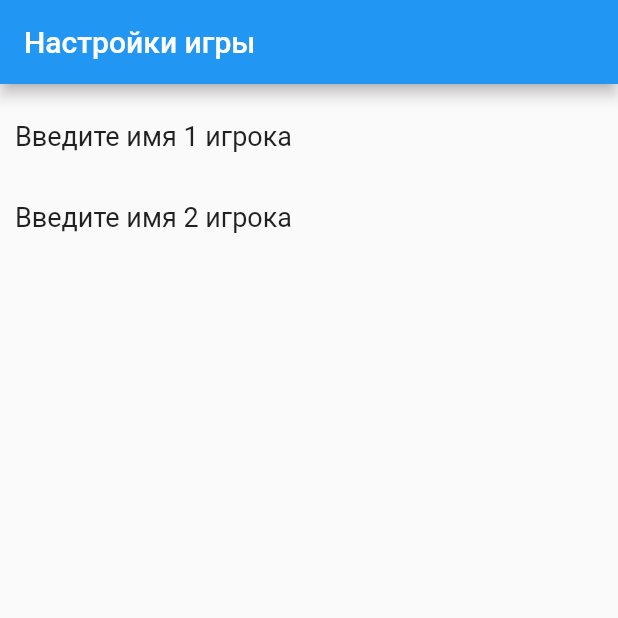
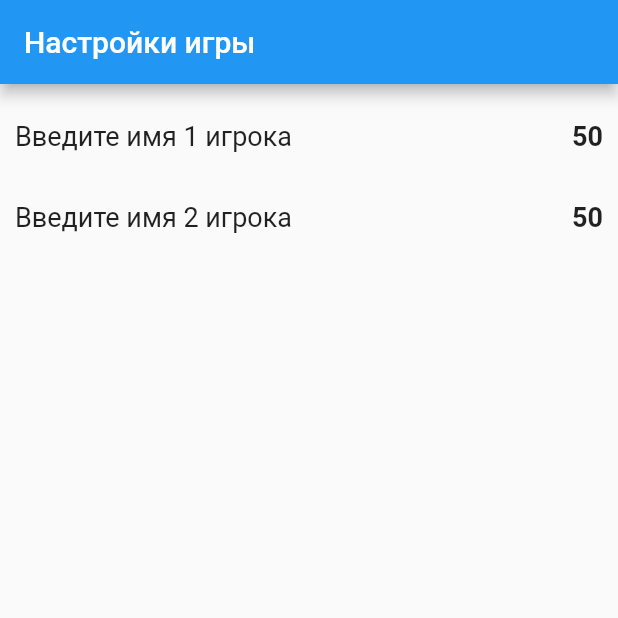
Before and after one commit to Nikkitik/point_tracker_star_realms, a Flutter app: the screen it shows after launch, on a phone screen of 412 x 824 dp, the top half of it. Run offline on Flutter 3.47's test engine with Material 2 defaults, Android fonts, the phone set to English and light mode, and no system bars; our stand-ins replace flutter_bloc.

Commit message:
создал обновление жизней

```diff
--- a/lib/settings/domain/bloc/settings_health_cubit.dart
+++ b/lib/settings/domain/bloc/settings_health_cubit.dart
@@ -1,16 +1,24 @@
 import 'package:flutter_bloc/flutter_bloc.dart';
+import 'package:point_tracker_star_realms/settings/domain/bloc/settings_list_cubit.dart';
 import 'package:point_tracker_star_realms/settings/domain/models/settings_health_info.dart';
 
 class SettingsHealthCubit extends Cubit<SettingsHealthInfo> {
-  SettingsHealthCubit(int healthCount) : super(SettingsHealthInfo(count: healthCount));
+  final SettingsListCubit listCubit;
+
+  SettingsHealthCubit({required int healthCount, required this.listCubit})
+      : super(SettingsHealthInfo(count: healthCount));
 
   void decreaseHealthInfo() {
     int newCount = state.count - 1;
     emit(SettingsHealthInfo(count: newCount));
+
+    listCubit.changeHealthInfo(newCount.toString());
   }
 
   void increaseHealthInfo() {
     int newCount = state.count + 1;
     emit(SettingsHealthInfo(count: newCount));
+
+    listCubit.changeHealthInfo(newCount.toString());
   }
 }
--- a/lib/settings/domain/bloc/settings_list_cubit.dart
+++ b/lib/settings/domain/bloc/settings_list_cubit.dart
@@ -1,18 +1,41 @@
 import 'package:flutter_bloc/flutter_bloc.dart';
+import 'package:point_tracker_star_realms/settings/domain/models/settings_element_info.dart';
+import 'package:point_tracker_star_realms/settings/domain/models/settings_list_info.dart';
 
-class SettingsListCubit extends Cubit<List<String>> {
+class SettingsListCubit extends Cubit<SettingsListInfo> {
   SettingsListCubit() : super(_defaultListInfo);
 
-  static final List<String> _defaultListInfo = <String>[
-    'Введите имя 1 игрока',
-    'Введите имя 2 игрока'
-  ];
+  static final SettingsListInfo _defaultListInfo = SettingsListInfo(
+    items: [
+      SettingsElementInfo(id: 1, name: 'Введите имя 1 игрока', health: '50'),
+      SettingsElementInfo(id: 2, name: 'Введите имя 2 игрока', health: '50'),
+    ],
+  );
 
-  void addNewUserInfo() {
-    emit(List.from(state)..add('Введите имя ${state.length + 1} игрока'));
+  String? health;
+  List<SettingsElementInfo> currentListElementInfo = _defaultListInfo.items;
+
+  void addNewUserInfo(int newCount) {
+    currentListElementInfo.add(
+      SettingsElementInfo(
+          id: newCount,
+          name: 'Введите имя $newCount игрока',
+          health: health ?? '50'),
+    );
+
+    emit(state.updateListElementInfo(currentListElementInfo));
   }
 
   void removeLastUserInfo() {
-    emit(List.from(state)..removeLast());
+    currentListElementInfo.removeLast();
+
+    emit(state.updateListElementInfo(currentListElementInfo));
+  }
+
+  void changeHealthInfo(String newHealth) {
+    health = newHealth;
+    currentListElementInfo = state.setHealthToElementInfo(newHealth);
+
+    emit(state.updateListElementInfo(currentListElementInfo));
   }
 }
--- a/lib/settings/domain/bloc/settings_user_cubit.dart
+++ b/lib/settings/domain/bloc/settings_user_cubit.dart
@@ -4,9 +4,8 @@ import 'package:point_tracker_star_realms/settings/domain/models/settings_user_i
 
 class SettingsUserCubit extends Cubit<SettingsUserInfo> {
   final SettingsListCubit listCubit;
-  final int userCount;
 
-  SettingsUserCubit({required this.userCount, required this.listCubit})
+  SettingsUserCubit({required int userCount, required this.listCubit})
       : super(SettingsUserInfo(count: 2));
 
   void decreaseUserInfo() {
@@ -20,6 +19,6 @@ class SettingsUserCubit extends Cubit<SettingsUserInfo> {
     int newCount = state.count + 1;
     emit(SettingsUserInfo(count: newCount));
 
-    listCubit.addNewUserInfo();
+    listCubit.addNewUserInfo(newCount);
   }
 }
--- /dev/null
+++ b/lib/settings/domain/models/settings_element_info.dart
@@ -0,0 +1,14 @@
+class SettingsElementInfo {
+  SettingsElementInfo({
+    required this.id,
+    required this.name,
+    required this.health,
+  }) : super();
+
+  final int id;
+  final String name;
+  final String health;
+
+  SettingsElementInfo copyWith(String newHealth) =>
+      SettingsElementInfo(id: this.id, name: this.name, health: newHealth);
+}
--- /dev/null
+++ b/lib/settings/domain/models/settings_list_info.dart
@@ -0,0 +1,13 @@
+import 'package:point_tracker_star_realms/settings/domain/models/settings_element_info.dart';
+
+class SettingsListInfo {
+  List<SettingsElementInfo> items;
+
+  SettingsListInfo({required this.items});
+
+  List<SettingsElementInfo> setHealthToElementInfo(String newHealth) =>
+      this.items.map((element) => element.copyWith(newHealth)).toList();
+
+  SettingsListInfo updateListElementInfo(List<SettingsElementInfo> newListElementInfo) =>
+      SettingsListInfo(items: newListElementInfo);
+}
--- a/lib/settings/presentation/screen/settings_screen.dart
+++ b/lib/settings/presentation/screen/settings_screen.dart
@@ -19,7 +19,7 @@ class SettingsScreen extends StatelessWidget {
       body: MultiBlocProvider(
         providers: [
           BlocProvider(
-            create: (context) => SettingsListCubit(),
+            create: (_) => SettingsListCubit(),
           ),
           BlocProvider(
             create: (context) => SettingsUserCubit(
@@ -28,7 +28,10 @@ class SettingsScreen extends StatelessWidget {
             ),
           ),
           BlocProvider(
-            create: (_) => SettingsHealthCubit(50),
+            create: (context) => SettingsHealthCubit(
+              healthCount: 50,
+              listCubit: context.read<SettingsListCubit>(),
+            ),
           ),
         ],
         child: Column(
--- a/lib/settings/presentation/widget/settings_list.dart
+++ b/lib/settings/presentation/widget/settings_list.dart
@@ -1,17 +1,18 @@
 import 'package:flutter/material.dart';
 import 'package:flutter_bloc/flutter_bloc.dart';
 import 'package:point_tracker_star_realms/settings/domain/bloc/settings_list_cubit.dart';
+import 'package:point_tracker_star_realms/settings/domain/models/settings_list_info.dart';
 
 class SettingsList extends StatelessWidget {
   const SettingsList({Key? key}) : super(key: key);
 
   @override
   Widget build(BuildContext context) {
-    return BlocBuilder<SettingsListCubit, List<String>>(
+    return BlocBuilder<SettingsListCubit, SettingsListInfo>(
       builder: (context, listInfo) {
         return ListView.builder(
           padding: const EdgeInsets.all(8),
-          itemCount: listInfo.length,
+          itemCount: listInfo.items.length,
           itemBuilder: (BuildContext context, int index) {
             return Container(
               height: 50,
@@ -19,10 +20,20 @@ class SettingsList extends StatelessWidget {
               child: Center(
                 child: Row(
                   children: [
+                    Expanded(
+                      child: Text(
+                        listInfo.items[index].name,
+                        style: TextStyle(fontSize: 18),
+                      ),
+                    ),
+                    SizedBox(
+                      width: 10,
+                    ),
                     Text(
-                      listInfo[index],
-                      style: TextStyle(fontSize: 18),
-                    ),
+                      listInfo.items[index].health,
+                      style:
+                          TextStyle(fontSize: 18, fontWeight: FontWeight.bold),
+                    )
                   ],
                 ),
               ),
```
